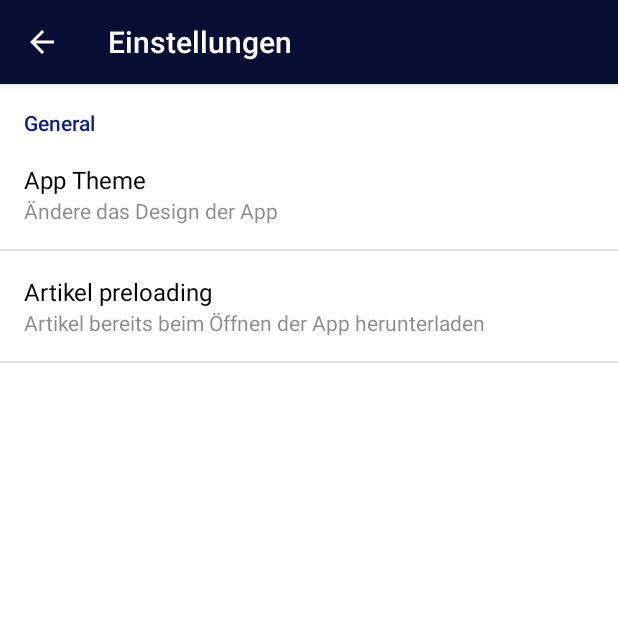
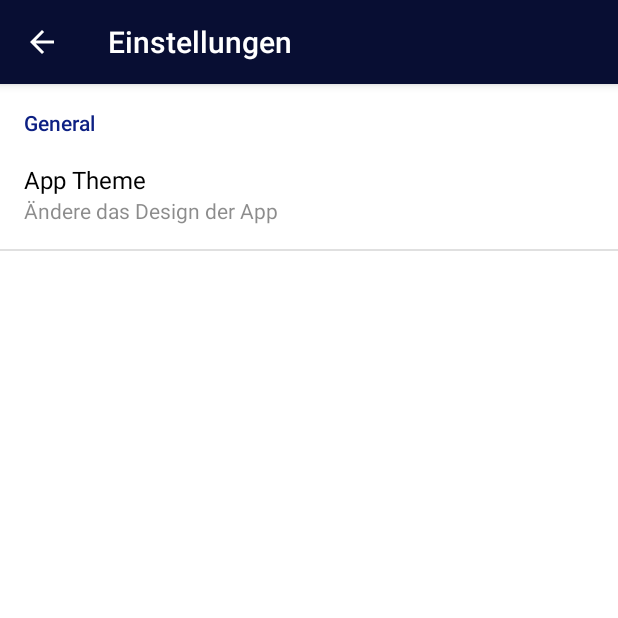
Before and after one commit to discounter24/Golems-IT-News, an Android app: the SettingsActivity screen opened directly, with no data from a screen before it, on a phone screen of 412 x 824 dp, the top half of it. Run offline under Robolectric (Android 15) with nearby library versions, the phone set to English and light mode, and no system bars; network calls fail.

Commit message:
Disable preloading

```diff
--- a/android/app/build.gradle
+++ b/android/app/build.gradle
@@ -6,9 +6,9 @@ android {
         applicationId "pascal.golemnews"
         minSdkVersion 23
         targetSdkVersion 29
-        versionName '2.0'
+        versionName '2.1'
         testInstrumentationRunner "android.support.test.runner.AndroidJUnitRunner"
-        versionCode 24
+        versionCode 25
     }
     buildTypes {
         release {
--- a/android/app/src/main/java/dtss/golemnews/MainActivity.java
+++ b/android/app/src/main/java/dtss/golemnews/MainActivity.java
@@ -4,11 +4,13 @@ import android.content.Context;
 import android.content.Intent;
 import android.content.SharedPreferences;
 import android.content.res.Configuration;
+import android.content.res.Resources;
 import android.graphics.Bitmap;
 import android.graphics.Rect;
 import android.net.ConnectivityManager;
 import android.net.NetworkInfo;
 import android.os.Bundle;
+import android.preference.Preference;
 import android.preference.PreferenceManager;
 import android.support.v4.widget.SwipeRefreshLayout;
 import android.support.v7.app.ActionBar;
@@ -57,7 +59,6 @@ public class MainActivity extends AppCompatActivity implements IFeedLoadHandler,
 
         super.onCreate(savedInstanceState);
         setContentView(R.layout.activity_main);
-
 
         DiskCache.openCache(this);
 
@@ -225,7 +226,7 @@ public class MainActivity extends AppCompatActivity implements IFeedLoadHandler,
 
 
         try{
-            String preloadSetting = ThemeUtils.sharedPreferences.getString("appPreloadPref","wifi");
+            String preloadSetting = "never"; //ThemeUtils.sharedPreferences.getString("appPreloadPref","wifi");
 
             if ((preloadSetting.equalsIgnoreCase("wifi") && checkWifiOnAndConnected()) || preloadSetting.equalsIgnoreCase("always")){
                 preload();
--- a/android/app/src/main/res/values/arrays.xml
+++ b/android/app/src/main/res/values/arrays.xml
@@ -20,8 +20,8 @@
     </string-array>
 
     <string-array name="preloadOptionValues">
-        <item>Niemals</item>
-        <item>Nur bei WLAN (Standard)</item>
+        <item>Niemals (Standard)</item>
+        <item>Nur bei WLAN</item>
         <item>Immer</item>
     </string-array>
 
--- a/android/app/src/main/res/xml/preferences.xml
+++ b/android/app/src/main/res/xml/preferences.xml
@@ -1,5 +1,6 @@
 <?xml version="1.0" encoding="utf-8"?>
-<PreferenceScreen xmlns:android="http://schemas.android.com/apk/res/android">
+<PreferenceScreen xmlns:tools="http://schemas.android.com/tools"
+    xmlns:android="http://schemas.android.com/apk/res/android">
 
     <PreferenceCategory
         android:key="theme_category"
@@ -14,14 +15,17 @@
             android:entryValues="@array/darkModeOptions"
             />
 
-        <ListPreference
-            android:key="appPreloadPref"
-            android:title="Artikel preloading"
-            android:summary="Artikel bereits beim Öffnen der App herunterladen"
-            android:defaultValue="wifi"
+
+
+<!--        <ListPreference
+            android:defaultValue="never"
             android:entries="@array/preloadOptionValues"
             android:entryValues="@array/preloadOptions"
-            />
+            android:key="appPreloadPref"
+            android:summary="Artikel bereits beim Öffnen der App herunterladen"
+            android:title="Artikel preloading"
+            android:visibility="invisible"
+            tools:visibility="invisible" />-->
 
     </PreferenceCategory>
 
```
Also changed, not shown: 2 other files.
